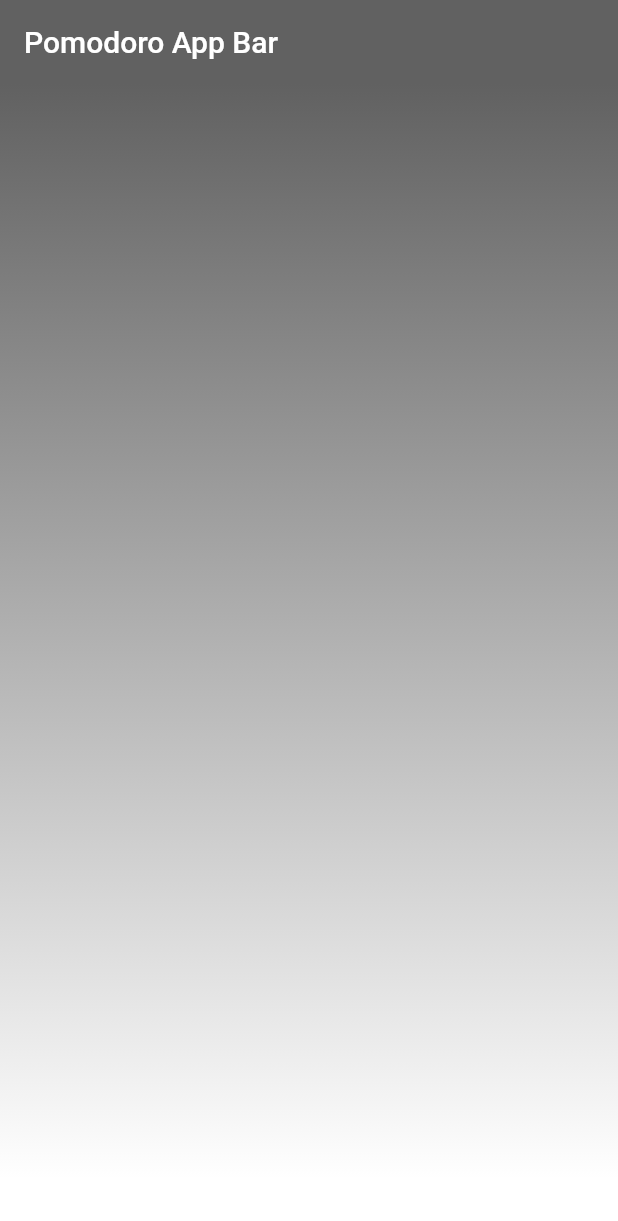
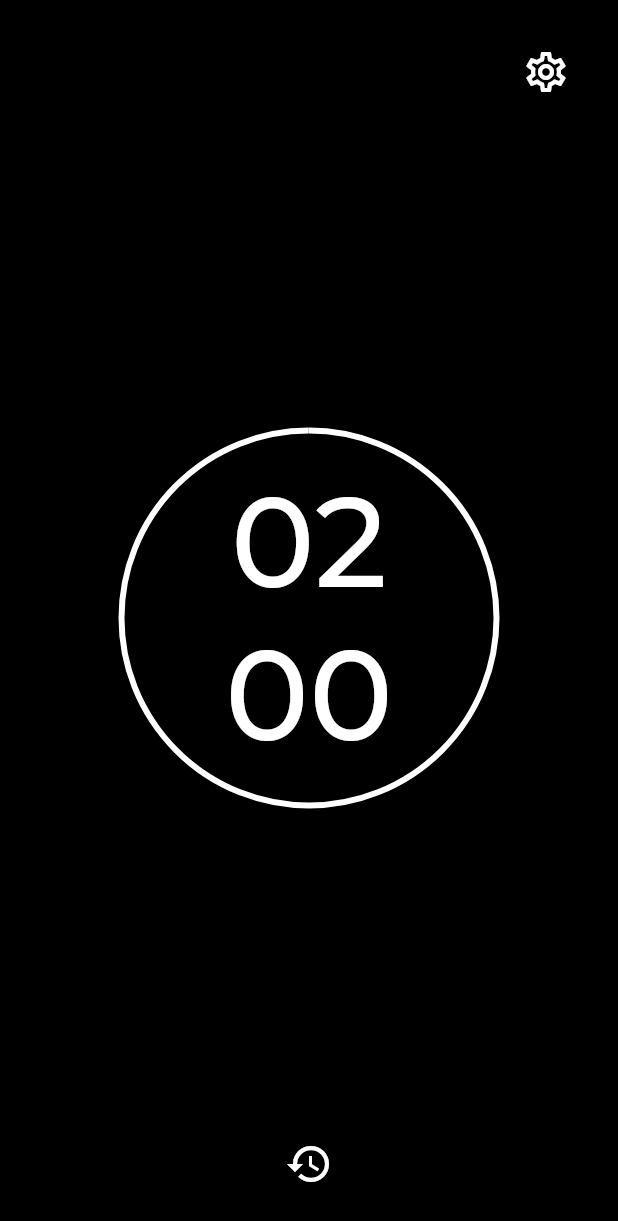
Before and after one commit to VictorDouglasFernandes/pomodoro_to_do_app, a Flutter app: the screen it shows after launch, on a phone screen of 412 x 824 dp. Shown: the top 1221 px of the screen. Run offline on Flutter 3.47's test engine with Material 2 defaults, Android fonts, the phone set to English and light mode, and no system bars; our stand-ins replace flutter_mobx, mobx; generated files the repository leaves out were written again; project files that could hold a hidden picture were left out.

Commit message:
✨ Implement home page

```diff
--- /dev/null
+++ b/lib/src/commons/palette.dart
@@ -0,0 +1,7 @@
+import 'package:flutter/cupertino.dart';
+
+class Palette {
+  static const Color white = Color(0xFFFFFFFF);
+  static const Color main = Color(0xFFA1A1AB);
+  static const Color black = Color(0xFF000000);
+}
--- /dev/null
+++ b/lib/src/commons/text_styles.dart
@@ -0,0 +1,9 @@
+import 'package:flutter/material.dart';
+import 'package:pomodoro_to_do_app/src/commons/palette.dart';
+
+const TextStyle montserrat84MediumWhite = TextStyle(
+  fontFamily: 'Montserrat',
+  fontSize: 84.0,
+  fontWeight: FontWeight.w500,
+  color: Palette.white,
+);
--- /dev/null
+++ b/lib/src/features/home/entities/enums/time_type.dart
@@ -0,0 +1,4 @@
+enum TimeType {
+  MINUTES,
+  SECONDS,
+}
--- a/lib/src/features/home/view/home_page.dart
+++ b/lib/src/features/home/view/home_page.dart
@@ -1,4 +1,6 @@
 import 'package:flutter/material.dart';
+import 'package:pomodoro_to_do_app/src/commons/palette.dart';
+import 'package:pomodoro_to_do_app/src/features/home/view/home_page_body.dart';
 
 class HomePage extends StatefulWidget {
   const HomePage({Key? key}) : super(key: key);
@@ -11,39 +13,15 @@ class _HomePageState extends State<HomePage> {
   @override
   Widget build(BuildContext context) {
     return Scaffold(
-      appBar: _buildAppBar(),
       body: _buildBody(),
-    );
-  }
-
-  PreferredSizeWidget _buildAppBar() {
-    return AppBar(
-      title: const Text(
-        'Pomodoro App Bar',
-        style: TextStyle(
-          color: Colors.white,
-        ),
-      ),
-      elevation: 0,
-      backgroundColor: Colors.grey.shade700,
     );
   }
 
   Widget _buildBody() {
     return Container(
-      decoration: BoxDecoration(
-        gradient: LinearGradient(
-          begin: Alignment.topCenter,
-          end: Alignment.bottomCenter,
-          colors: [
-            Colors.grey.shade700,
-            Colors.white,
-          ],
-          stops: const [
-            0.0,
-            0.95,
-          ],
-        ),
+      color: Palette.black,
+      child: const SafeArea(
+        child: HomePageBody(),
       ),
     );
   }
--- /dev/null
+++ b/lib/src/features/home/view/home_page_body.dart
@@ -0,0 +1,148 @@
+import 'package:flutter/material.dart';
+import 'package:flutter_mobx/flutter_mobx.dart';
+import 'package:pomodoro_to_do_app/src/commons/palette.dart';
+import 'package:pomodoro_to_do_app/src/commons/text_styles.dart';
+import 'package:pomodoro_to_do_app/src/features/home/controllers/home_controller.dart';
+import 'package:pomodoro_to_do_app/src/features/home/entities/enums/time_type.dart';
+
+class HomePageBody extends StatefulWidget {
+  const HomePageBody({Key? key}) : super(key: key);
+
+  @override
+  State<HomePageBody> createState() => _HomePageBodyState();
+}
+
+class _HomePageBodyState extends State<HomePageBody> {
+  final HomeController _controller = HomeController();
+
+  @override
+  void initState() {
+    super.initState();
+  }
+
+  @override
+  Widget build(BuildContext context) {
+    return Padding(
+      padding: const EdgeInsets.fromLTRB(32.0, 32.0, 32.0, 32.0),
+      child: Column(
+        mainAxisAlignment: MainAxisAlignment.spaceBetween,
+        crossAxisAlignment: CrossAxisAlignment.stretch,
+        children: [
+          _buildConfigureIcon(),
+          _buildActionClock(),
+          _buildRestartButton()
+        ],
+      ),
+    );
+  }
+
+  Widget _buildConfigureIcon() {
+    return Row(
+      mainAxisAlignment: MainAxisAlignment.end,
+      children: [
+        Material(
+          color: Colors.transparent,
+          child: InkWell(
+            splashColor: Palette.main,
+            onTap: () {
+              print('Settings');
+            },
+            child: const Icon(
+              Icons.settings_outlined,
+              size: 32.0,
+              color: Palette.white,
+            ),
+          ),
+        ),
+      ],
+    );
+  }
+
+  Widget _buildActionClock() {
+    return Row(
+      children: [
+        const Spacer(),
+        Material(
+          color: Colors.transparent,
+          child: InkWell(
+            onTap: _onTapClock,
+            splashColor: Palette.main,
+            child: Observer(
+              builder: (_) {
+                return Stack(
+                  children: [
+                    SizedBox(
+                      height: 250,
+                      width: 250,
+                      child: CircularProgressIndicator(
+                        value: _controller.percentage(),
+                        color: Palette.white,
+                      ),
+                    ),
+                    Positioned.fill(
+                      child: _buildClock(),
+                    ),
+                  ],
+                );
+              },
+            ),
+          ),
+        ),
+        const Spacer(),
+      ],
+    );
+  }
+
+  Widget _buildClock() {
+    return Column(
+      mainAxisSize: MainAxisSize.min,
+      children: [
+        const Spacer(),
+        Text(
+          _controller.getTime(),
+          style: montserrat84MediumWhite,
+        ),
+        Text(
+          _controller.getTime(type: TimeType.SECONDS),
+          style: montserrat84MediumWhite,
+        ),
+        const Spacer(),
+      ],
+    );
+  }
+
+  void _onTapClock() {
+    if (_controller.timer?.isActive ?? false) {
+      _controller.stopTimer();
+    } else {
+      _controller.startTimer();
+    }
+  }
+
+  Widget _buildRestartButton() {
+    return Row(
+      mainAxisAlignment: MainAxisAlignment.center,
+      children: [
+        Visibility(
+          child: Material(
+            color: Colors.transparent,
+            child: InkWell(
+              onTap: _onTapRestart,
+              splashColor: Palette.main,
+              child: const Icon(
+                Icons.restore,
+                size: 32.0,
+                color: Palette.white,
+              ),
+            ),
+          ),
+        ),
+      ],
+    );
+  }
+
+  void _onTapRestart() {
+    _controller.stopTimer();
+    _controller.restartTimer();
+  }
+}
```
Also changed, not shown: lib/src/features/home/controllers/home_controller.dart (added, +65 -0 lines), 2 other files.
